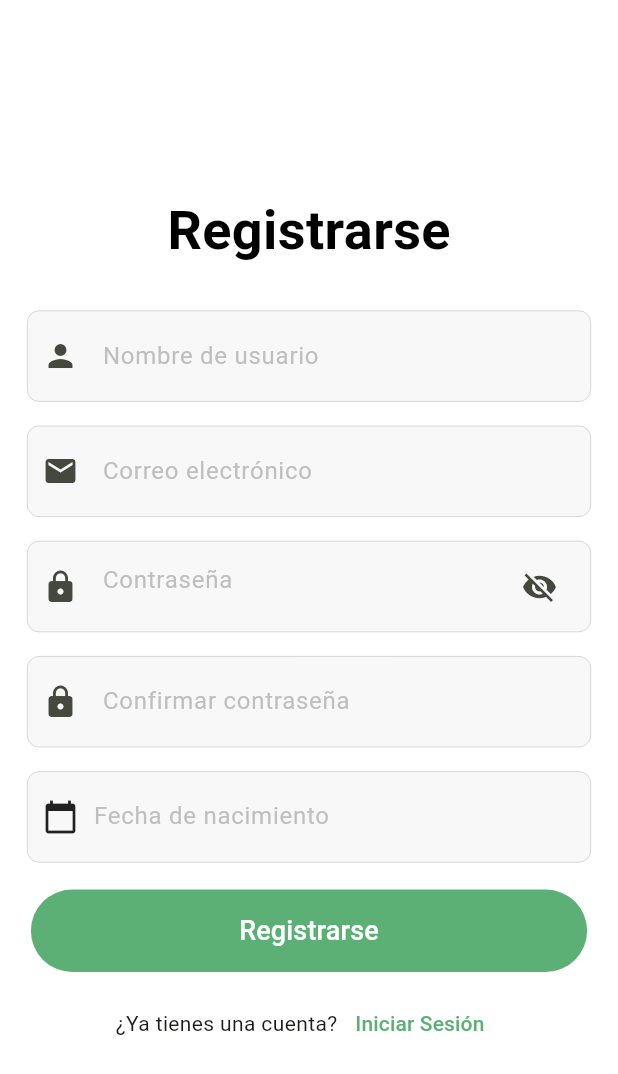
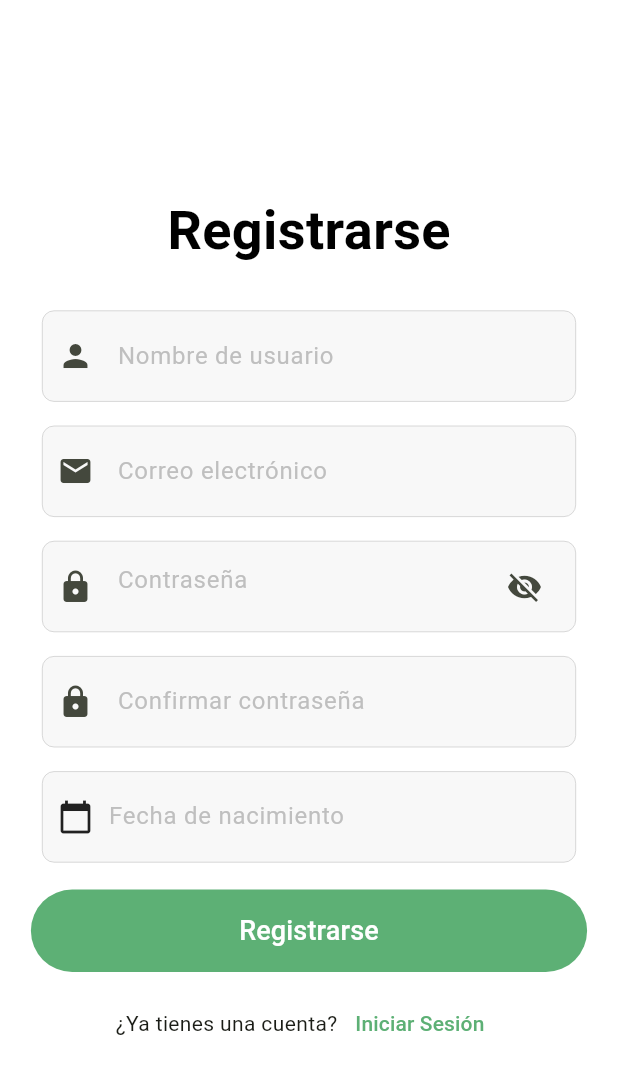
Before and after one commit to JuanRojasDev/Snake_Flutter, a Flutter app: the screen it shows after launch, after a tap on "Registrarse", on a phone screen of 412 x 824 dp. Shown: the top 1074 px of the screen. Run offline on Flutter 3.47's test engine with Material 3 defaults, Android fonts, the phone set to English and light mode, and no system bars; our stand-ins replace image_picker, sqflite; accounts and stored records are empty.

Commit message:
Mejora gráfica de la Interfaz del Usuario y del homescreen

```diff
--- a/lib/Authtentication/login.dart
+++ b/lib/Authtentication/login.dart
@@ -71,7 +71,7 @@ class _LoginScreenState extends State<LoginScreen> {
           child: Column(
             crossAxisAlignment: CrossAxisAlignment.start, // Alineación superior
             children: [
-              const SizedBox(height: 10), // Espacio desde la parte superior
+              const SizedBox(height: 180), // Espacio desde la parte superior
               const Center(
                 child: Text(
                   "Iniciar Sesión",
--- a/lib/Authtentication/signup.dart
+++ b/lib/Authtentication/signup.dart
@@ -79,7 +79,7 @@ class _SignUpState extends State<SignUp> {
       body: Center(
         child: SingleChildScrollView(
           child: Padding(
-            padding: const EdgeInsets.all(10.0),
+            padding: const EdgeInsets.all(20.0),
             child: Form(
               key: formKey,
               child: Column(
```
Also changed, not shown: lib/Authtentication/home.dart (+6 -9 lines).
